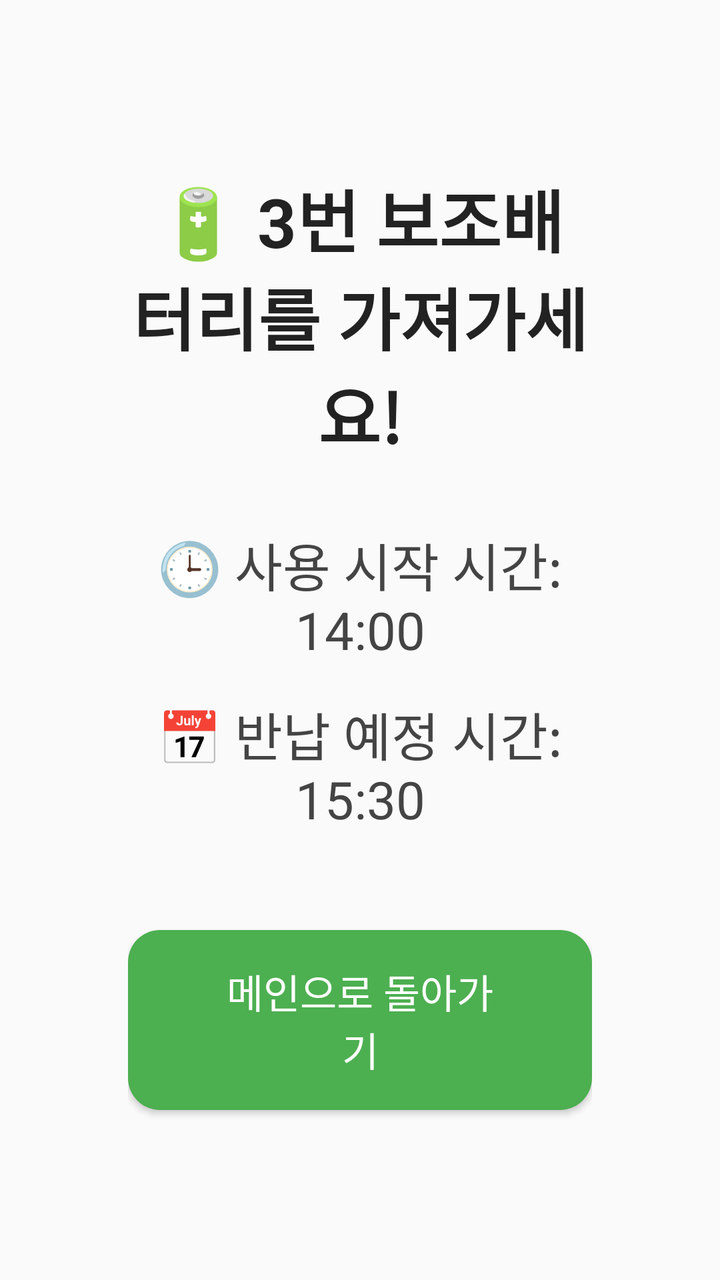
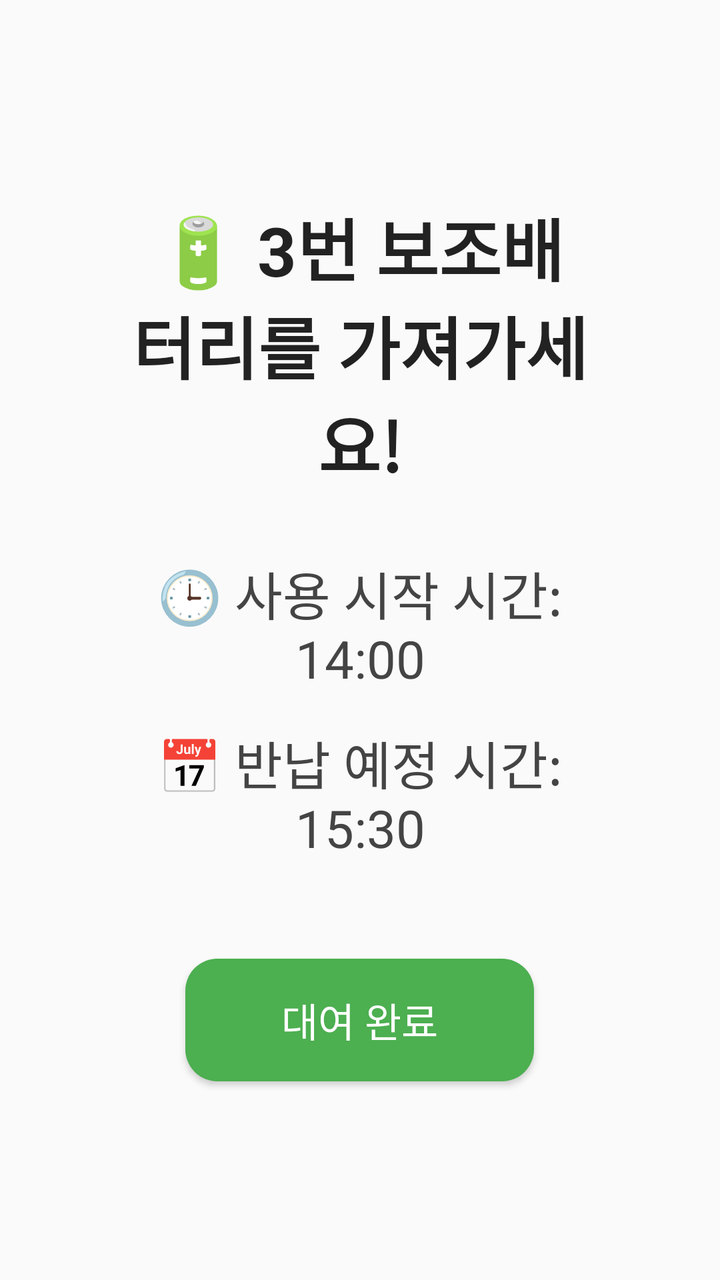

Compare the two renders of this Android layout. The source of the first and the diff that turns it into the second are given below.
<!-- AndroidManifest.xml: application theme Theme.Temify -->
<!-- res/layout/activity_rental_complete.xml -->
<?xml version="1.0" encoding="utf-8"?>
<LinearLayout xmlns:android="http://schemas.android.com/apk/res/android"
    android:layout_width="match_parent"
    android:layout_height="match_parent"
    android:orientation="vertical"
    android:gravity="center"
    android:background="#FAFAFA"
    android:padding="64dp">

    
    <TextView
        android:id="@+id/textBatteryInfo"
        android:layout_width="wrap_content"
        android:layout_height="wrap_content"
        android:text="🔋 3번 보조배터리를 가져가세요!"
        android:textSize="34sp"
        android:textStyle="bold"
        android:textColor="#222"
        android:layout_marginBottom="32dp"
        android:textAlignment="center" />

    
    <TextView
        android:id="@+id/textUsageTime"
        android:layout_width="wrap_content"
        android:layout_height="wrap_content"
        android:text="🕒 사용 시작 시간: 14:00"
        android:textSize="26sp"
        android:textColor="#444"
        android:layout_marginBottom="16dp"
        android:textAlignment="center" />

    <TextView
        android:id="@+id/textReturnTime"
        android:layout_width="wrap_content"
        android:layout_height="wrap_content"
        android:text="📅 반납 예정 시간: 15:30"
        android:textSize="26sp"
        android:textColor="#444"
        android:layout_marginBottom="48dp"
        android:textAlignment="center" />


    
    <Button
        android:id="@+id/btnGoHome"
        android:layout_width="wrap_content"
        android:layout_height="wrap_content"
        android:text="메인으로 돌아가기"
        android:textSize="20sp"
        android:textColor="#FFFFFF"
        android:backgroundTint="#4CAF50"
        android:paddingLeft="48dp"
        android:paddingRight="48dp"
        android:paddingTop="16dp"
        android:paddingBottom="16dp"
        android:background="@drawable/rounded_button" />
</LinearLayout>
<!-- resources referenced by this layout -->
<resources>
  <!-- drawable rounded_button (drawable) -->
  <?xml version="1.0" encoding="utf-8"?>
  <shape xmlns:android="http://schemas.android.com/apk/res/android" android:shape="rectangle">
      <solid android:color="?attr/colorPrimary"/>
      <corners android:radius="16dp"/>
  </shape>
  <style name="Theme.Temify" parent="Theme.AppCompat.Light.NoActionBar">
          <item name="colorPrimary">#4CAF50</item>
          <item name="colorPrimaryDark">#388E3C</item>
          <item name="colorAccent">#FFC107</item>
      </style>
</resources>

<!-- the commit's change to res/layout/activity_rental_complete.xml (unified diff, before → after) -->
@@ -46,7 +46,7 @@
         android:id="@+id/btnGoHome"
         android:layout_width="wrap_content"
         android:layout_height="wrap_content"
-        android:text="메인으로 돌아가기"
+        android:text="대여 완료"
         android:textSize="20sp"
         android:textColor="#FFFFFF"
         android:backgroundTint="#4CAF50"
